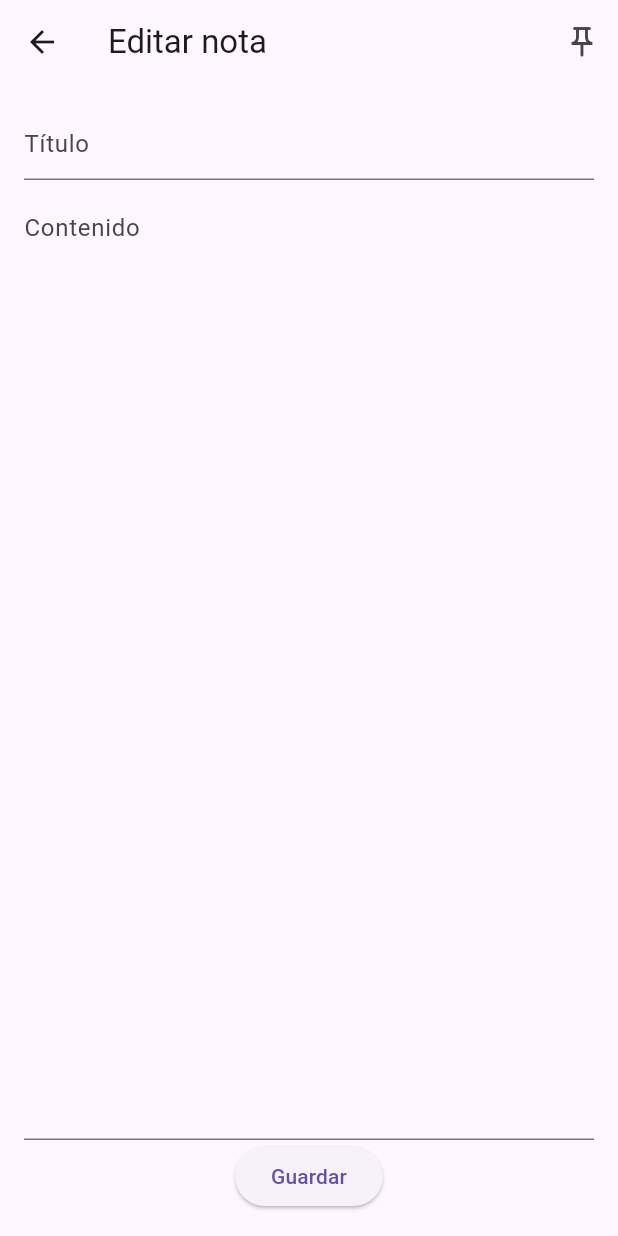
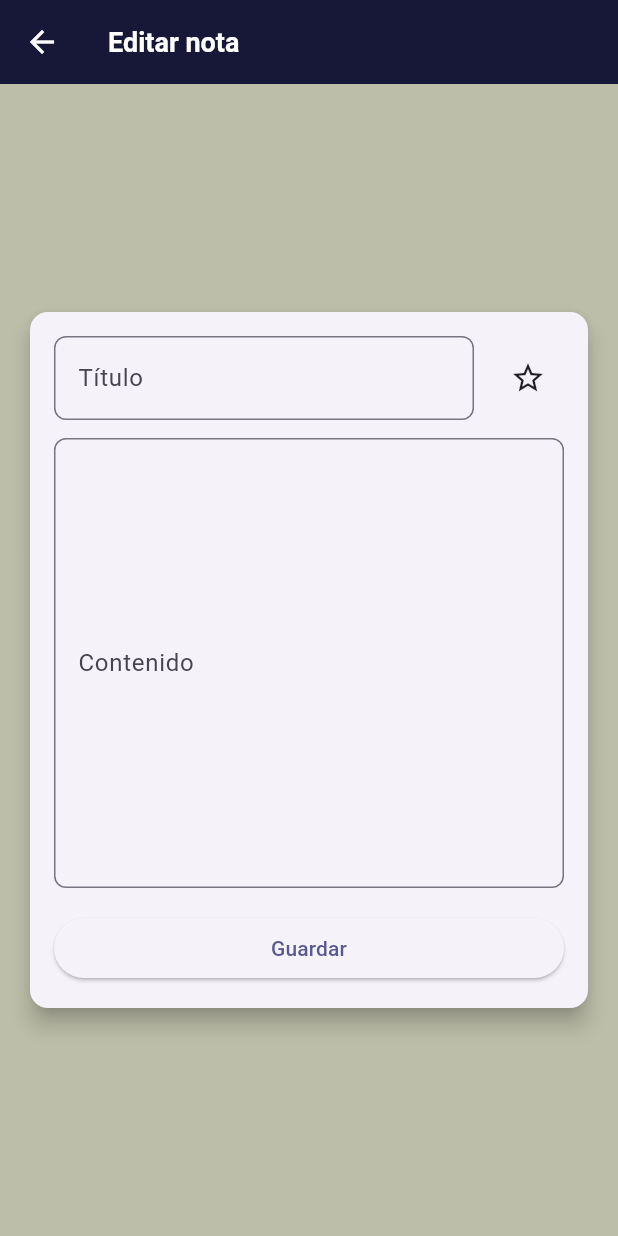
Before and after one commit to Brando2712/Proyecto-Android, a Flutter app: the NoteEditScreen screen opened directly with empty values, on a phone screen of 412 x 824 dp. Run offline on Flutter 3.47's test engine with Material 3 defaults, Android fonts, the phone set to English and light mode, and no system bars; our stand-ins replace sqflite; accounts and stored records are empty.

Commit message:
Personalizacion del diseño y paleta de colores de las interfaces, con leves animaciones, adicional optimizacion de carga del aplicativo

```diff
--- a/lib/screens/note_edit_screen.dart
+++ b/lib/screens/note_edit_screen.dart
@@ -43,6 +43,11 @@
       updatedAt: now,
       isPinned: _isPinned,
     );
+    // validation: title must not be empty
+    if (_titleController.text.trim().isEmpty) {
+      ScaffoldMessenger.of(context).showSnackBar(const SnackBar(content: Text('El título no puede estar vacío')));
+      return;
+    }
 
     if (widget.isNew) {
       await vm.addNote(note);
@@ -55,36 +60,61 @@
 
   @override
   Widget build(BuildContext context) {
+    final theme = Theme.of(context);
+
     return Scaffold(
       appBar: AppBar(
         title: Text(widget.isNew ? 'Crear nota' : 'Editar nota'),
-        actions: [
+      ),
+      body: Center(
+        child: SingleChildScrollView(
+          padding: const EdgeInsets.all(16.0),
+          child: ConstrainedBox(
+            constraints: const BoxConstraints(maxWidth: 800),
+            child: Card(
+              shape: RoundedRectangleBorder(borderRadius: BorderRadius.circular(12)),
+              elevation: 6,
+              child: Padding(
+                padding: const EdgeInsets.all(16.0),
+                child: Column(
+                  mainAxisSize: MainAxisSize.min,
+                  children: [
+                    Row(
+                      children: [
+                        Expanded(
+                          child: TextField(
+                            controller: _titleController,
+                            decoration: InputDecoration(hintText: 'Título', border: OutlineInputBorder(borderRadius: BorderRadius.circular(8))),
+                          ),
+                        ),
+                        const SizedBox(width: 12),
                         IconButton(
-            icon: Icon(_isPinned ? Icons.push_pin : Icons.push_pin_outlined),
+                          icon: Icon(_isPinned ? Icons.star : Icons.star_border, color: _isPinned ? Colors.amber : theme.iconTheme.color),
                           onPressed: () => setState(() => _isPinned = !_isPinned),
                         )
                       ],
                     ),
-      body: Padding(
-        padding: const EdgeInsets.all(16.0),
-        child: Column(
-          children: [
-            TextField(
-              controller: _titleController,
-              decoration: const InputDecoration(hintText: 'Título'),
-            ),
                     const SizedBox(height: 12),
-            Expanded(
+                    SizedBox(
+                      height: 300,
                       child: TextField(
                         controller: _contentController,
-                decoration: const InputDecoration(hintText: 'Contenido'),
+                        decoration: InputDecoration(hintText: 'Contenido', border: OutlineInputBorder(borderRadius: BorderRadius.circular(8))),
                         maxLines: null,
                         expands: true,
                         keyboardType: TextInputType.multiline,
                       ),
                     ),
-            ElevatedButton(onPressed: _save, child: const Text('Guardar'))
+                    const SizedBox(height: 16),
+                    SizedBox(
+                      width: double.infinity,
+                      child: ElevatedButton(onPressed: _save, child: const Text('Guardar')),
+                    )
                   ],
+                ),
+              ),
+            ),
+          ),
         ),
       ),
     );
```
Also changed, not shown: lib/main.dart (+29 -3 lines), lib/screens/note_list_screen.dart (+55 -10 lines), lib/viewmodels/note_view_model.dart (+16 -0 lines), lib/widgets/note_card.dart (added, +117 -0 lines), 4 other files. Lines whose indentation alone changed are shown as unchanged.
